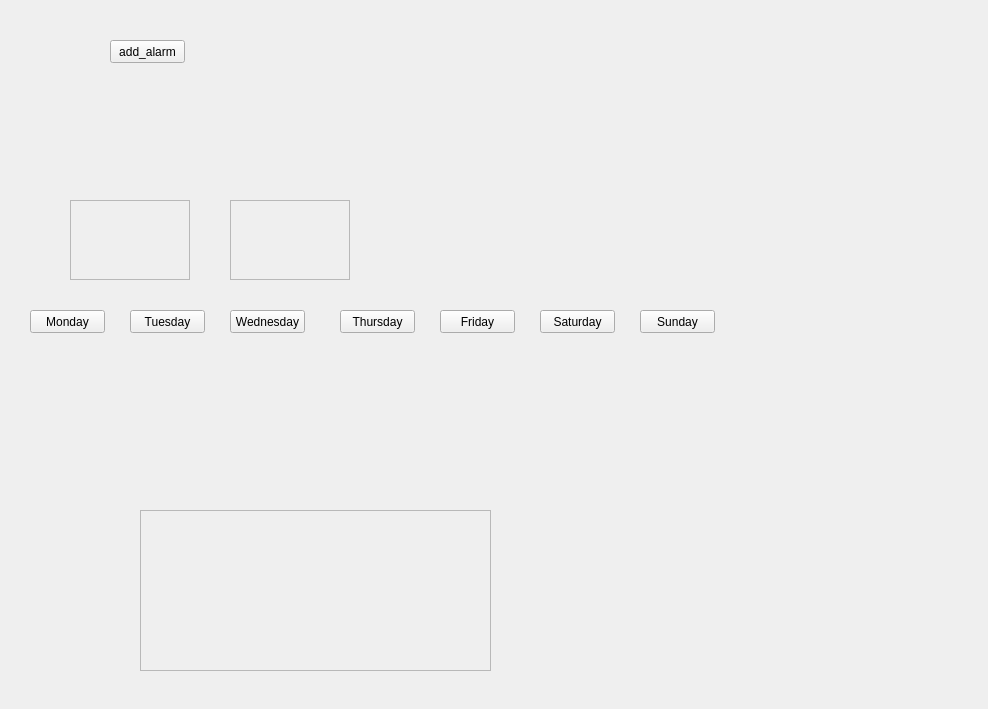
This is alarm.ui in ericyum/pyqt5_example as Qt 5 draws it before an edit. The edited form follows.
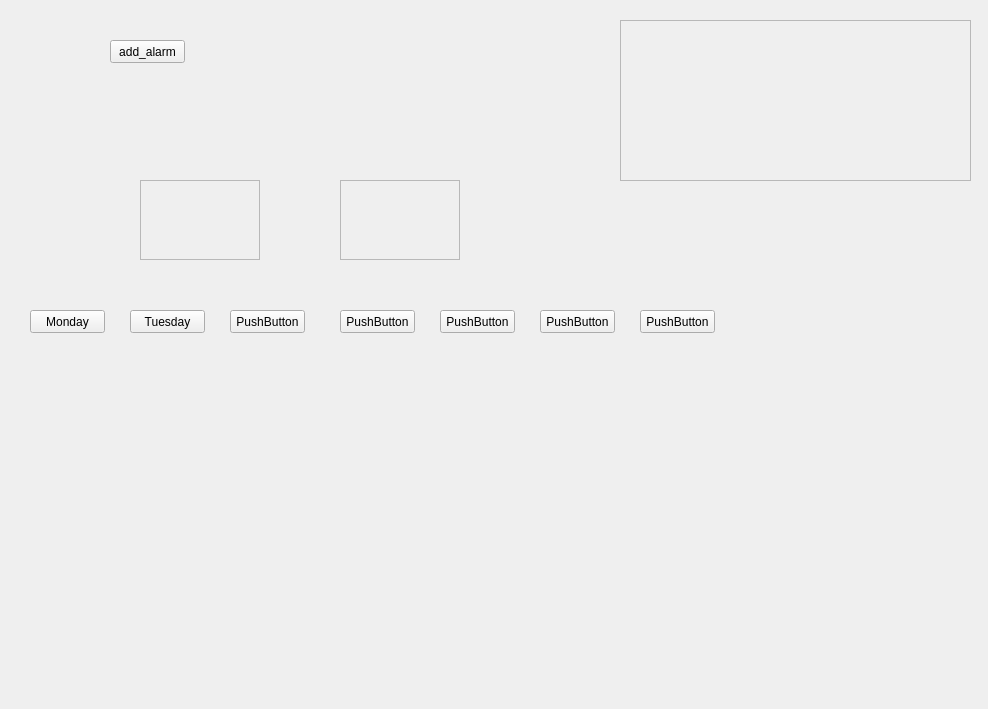
This is the edited form.

Commit message: alarm 기능 추가

What changed in the file:
```diff
--- a/alarm.ui
+++ b/alarm.ui
@@ -29,8 +29,8 @@
   <widget class="QScrollArea" name="scrollArea">
    <property name="geometry">
     <rect>
-     <x>70</x>
-     <y>200</y>
+     <x>140</x>
+     <y>180</y>
      <width>120</width>
      <height>80</height>
     </rect>
@@ -52,8 +52,8 @@
   <widget class="QScrollArea" name="scrollArea_2">
    <property name="geometry">
     <rect>
-     <x>230</x>
-     <y>200</y>
+     <x>340</x>
+     <y>180</y>
      <width>120</width>
      <height>80</height>
     </rect>
@@ -108,7 +108,7 @@
     </rect>
    </property>
    <property name="text">
-    <string>Wednesday</string>
+    <string>PushButton</string>
    </property>
   </widget>
   <widget class="QPushButton" name="pushButton_5">
@@ -121,7 +121,7 @@
     </rect>
    </property>
    <property name="text">
-    <string>Thursday</string>
+    <string>PushButton</string>
    </property>
   </widget>
   <widget class="QPushButton" name="pushButton_6">
@@ -134,7 +134,7 @@
     </rect>
    </property>
    <property name="text">
-    <string>Friday</string>
+    <string>PushButton</string>
    </property>
   </widget>
   <widget class="QPushButton" name="pushButton_7">
@@ -147,7 +147,7 @@
     </rect>
    </property>
    <property name="text">
-    <string>Saturday</string>
+    <string>PushButton</string>
    </property>
   </widget>
   <widget class="QPushButton" name="pushButton_8">
@@ -160,14 +160,14 @@
     </rect>
    </property>
    <property name="text">
-    <string>Sunday</string>
+    <string>PushButton</string>
    </property>
   </widget>
   <widget class="QScrollArea" name="scrollArea_3">
    <property name="geometry">
     <rect>
-     <x>140</x>
-     <y>510</y>
+     <x>620</x>
+     <y>20</y>
      <width>351</width>
      <height>161</height>
     </rect>
```
